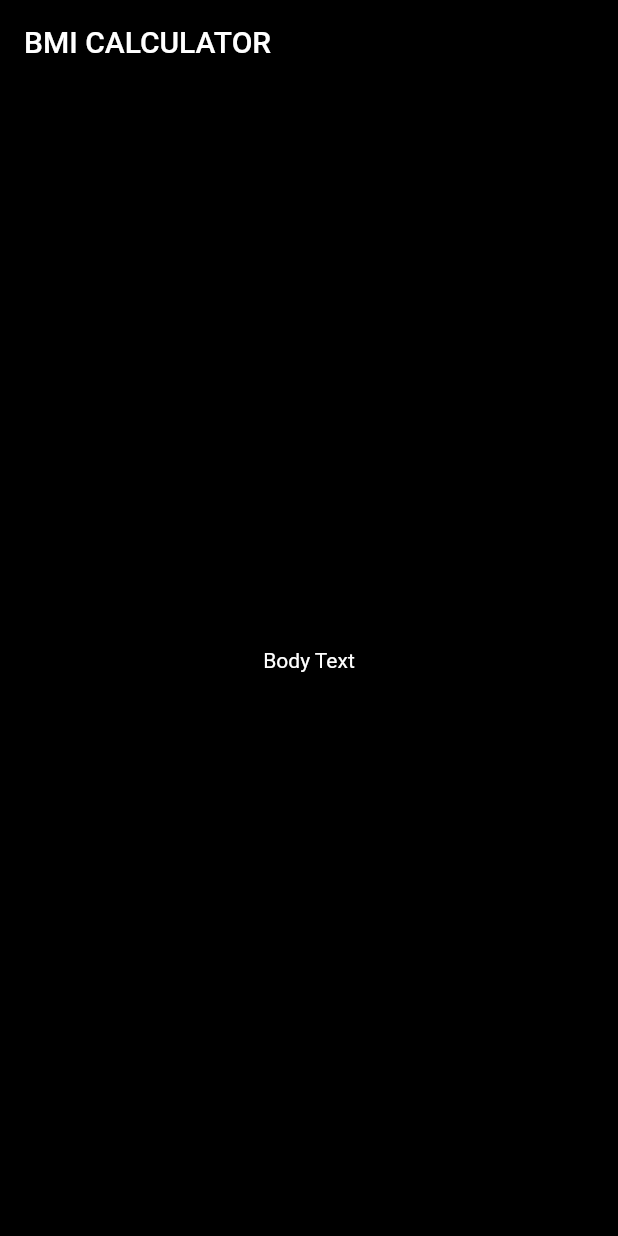
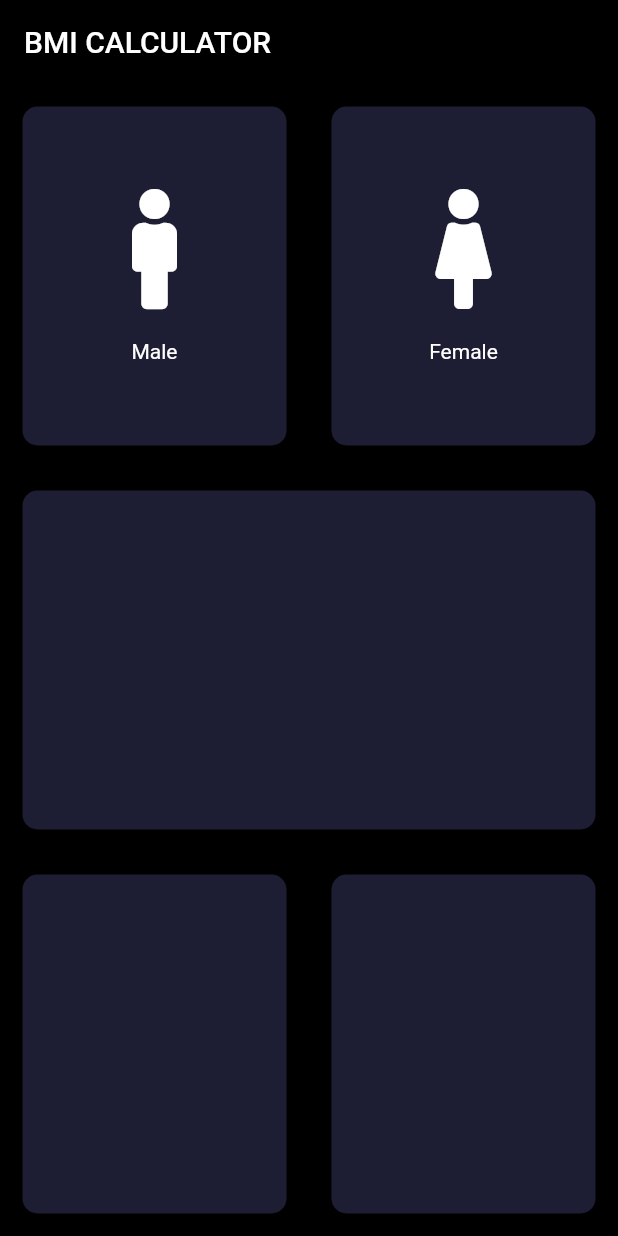
Before and after one commit to azkaBashir45/BMICalculator_flutter, a Flutter app: the screen it shows after launch, on a phone screen of 412 x 824 dp. Run offline on Flutter 3.47's test engine with Material 2 defaults, Android fonts, the phone set to English and light mode, and no system bars; our stand-ins replace font_awesome_flutter.

Commit message:
seprate files m code convert

```diff
--- /dev/null
+++ b/lib/Screen/Container.dart
@@ -0,0 +1,19 @@
+import 'package:flutter/material.dart';
+
+class RepeateContainer extends StatelessWidget {
+  final Color colors;
+  final Widget cardWidjet;
+
+  RepeateContainer({@required this.colors, this.cardWidjet});
+
+  @override
+  Widget build(BuildContext context) {
+    return Container(
+        child: cardWidjet,
+        margin: EdgeInsets.all(15.0),
+        decoration: BoxDecoration(
+          color: colors,
+          borderRadius: BorderRadius.circular(10.0),
+        ));
+  }
+}
--- /dev/null
+++ b/lib/Screen/iconText.dart
@@ -0,0 +1,24 @@
+import 'package:flutter/material.dart';
+
+class RepeatTextIcon extends StatelessWidget {
+  final IconData iconData;
+  final String label;
+  RepeatTextIcon({@required this.iconData, this.label});
+  @override
+  Widget build(BuildContext context) {
+    return Column(
+      mainAxisAlignment: MainAxisAlignment.center,
+      children: [
+        Icon(
+          iconData,
+          size: 80.0,
+          color: Colors.white,
+        ),
+        SizedBox(
+          height: 20.0,
+        ),
+        Text(label)
+      ],
+    );
+  }
+}
--- /dev/null
+++ b/lib/Screen/inputPage.dart
@@ -0,0 +1,75 @@
+import 'package:flutter/material.dart';
+import 'package:font_awesome_flutter/font_awesome_flutter.dart';
+import 'Container.dart';
+import 'iconText.dart';
+
+class InputPage extends StatefulWidget {
+  @override
+  _InputPageState createState() => _InputPageState();
+}
+
+class _InputPageState extends State<InputPage> {
+  @override
+  Widget build(BuildContext context) {
+    return Scaffold(
+      appBar: AppBar(
+        title: Text('BMI CALCULATOR'),
+      ),
+      body: Column(
+        children: [
+          Expanded(
+            child: Row(
+              children: [
+                Expanded(
+                  child: RepeateContainer(
+                    colors: Color(0xFF1D1E33),
+                    cardWidjet: RepeatTextIcon(
+                      iconData: FontAwesomeIcons.male,
+                      label: 'Male',
+                    ),
+                  ),
+                ),
+                Expanded(
+                  child: RepeateContainer(
+                    colors: Color(
+                      0xFF1D1E33,
+                    ),
+                    cardWidjet: RepeatTextIcon(
+                        iconData: FontAwesomeIcons.female, label: 'Female'),
+                  ),
+                ),
+              ],
+            ),
+          ),
+          Expanded(
+            child: Row(
+              children: [
+                Expanded(
+                  child: RepeateContainer(
+                    colors: Color(0xFF1D1E33),
+                  ),
+                ),
+              ],
+            ),
+          ),
+          Expanded(
+            child: Row(
+              children: [
+                Expanded(
+                  child: RepeateContainer(
+                    colors: Color(0xFF1D1E33),
+                  ),
+                ),
+                Expanded(
+                  child: RepeateContainer(
+                    colors: Color(0xFF1D1E33),
+                  ),
+                ),
+              ],
+            ),
+          ),
+        ],
+      ),
+    );
+  }
+}
--- a/lib/main.dart
+++ b/lib/main.dart
@@ -1,4 +1,5 @@
 import 'package:flutter/material.dart';
+import 'Screen/inputPage.dart';
 
 void main() => runApp(BMICalculator());
 
@@ -19,22 +20,3 @@ class BMICalculator extends StatelessWidget {
     // ));
   }
 }
-
-class InputPage extends StatefulWidget {
-  @override
-  _InputPageState createState() => _InputPageState();
-}
-
-class _InputPageState extends State<InputPage> {
-  @override
-  Widget build(BuildContext context) {
-    return Scaffold(
-      appBar: AppBar(
-        title: Text('BMI CALCULATOR'),
-      ),
-      body: Center(
-        child: Text('Body Text'),
-      ),
-    );
-  }
-}
--- a/pubspec.yaml
+++ b/pubspec.yaml
@@ -11,6 +11,7 @@ dependencies:
     sdk: flutter
 
   cupertino_icons: ^0.1.2
+  font_awesome_flutter: ^9.1.0
 
 dev_dependencies:
   flutter_test:
```
